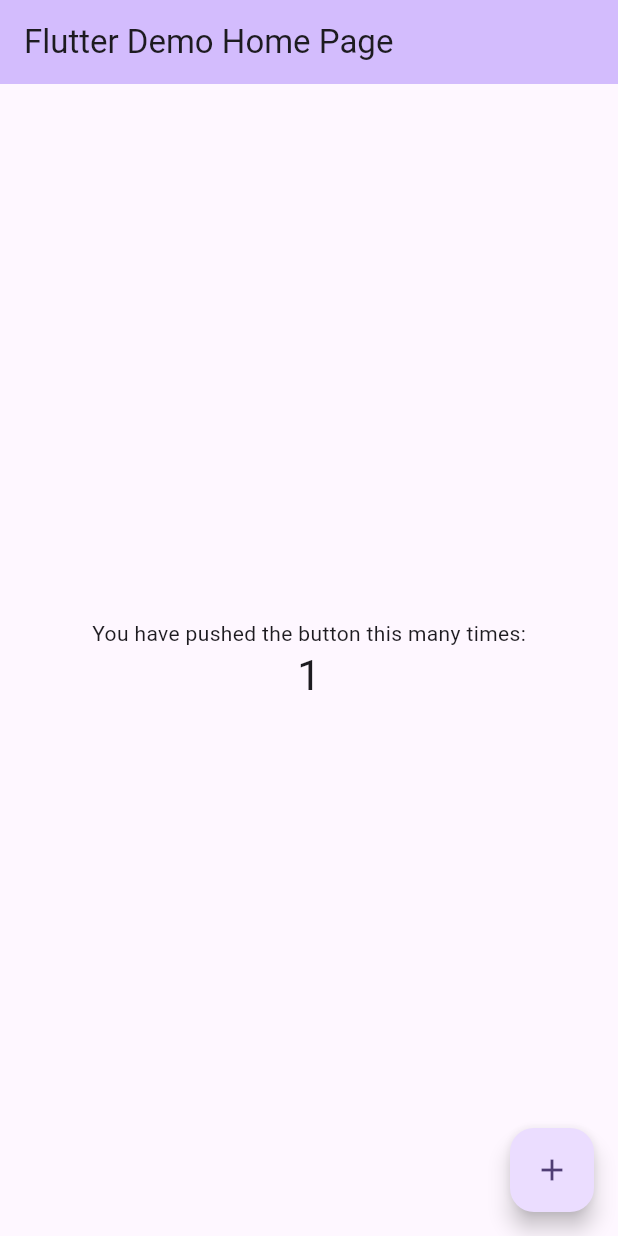
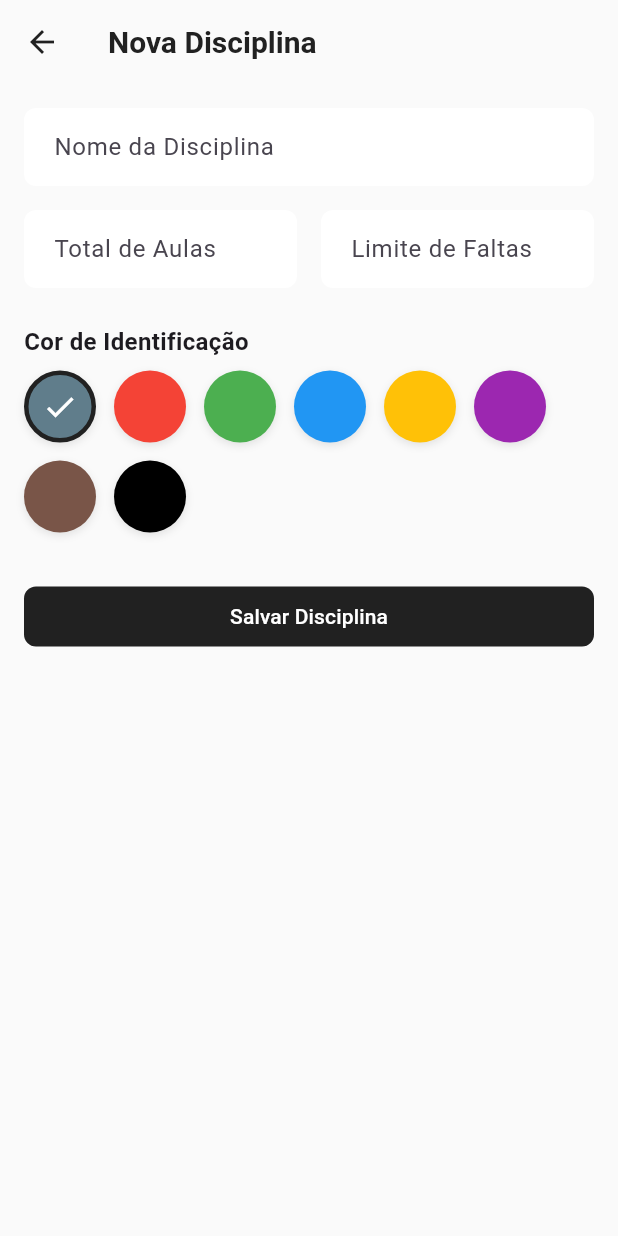
Before and after one commit to haoramos/faltei-app, a Flutter app: the screen it shows after launch, after a tap on the "add" icon, on a phone screen of 412 x 824 dp. Run offline on Flutter 3.47's test engine with Material 3 defaults, Android fonts, the phone set to English and light mode, and no system bars; our stand-ins replace sqflite_common_ffi; accounts and stored records are empty.

Commit message:
feat: Introduce `Disciplina` registration screen, viewmodel, and unit tests.

```diff
--- a/lib/main.dart
+++ b/lib/main.dart
@@ -1,11 +1,16 @@
 import 'package:flutter/material.dart';
 import 'package:provider/provider.dart';
 import 'package:faltei/viewmodels/app_viewmodel.dart';
+import 'package:faltei/viewmodels/disciplina_viewmodel.dart';
+import 'package:faltei/views/disciplina_registration_screen.dart';
 
 void main() {
   runApp(
     MultiProvider(
-      providers: [ChangeNotifierProvider(create: (_) => AppViewModel())],
+      providers: [
+        ChangeNotifierProvider(create: (_) => AppViewModel()),
+        ChangeNotifierProvider(create: (_) => DisciplinaViewModel()),
+      ],
       child: const MyApp(),
     ),
   );
@@ -20,22 +25,40 @@ class MyApp extends StatelessWidget {
     return MaterialApp(
       title: 'Faltei',
       theme: ThemeData(
-        // This is the theme of your application.
-        //
-        // TRY THIS: Try running your application with "flutter run". You'll see
-        // the application has a purple toolbar. Then, without quitting the app,
-        // try changing the seedColor in the colorScheme below to Colors.green
-        // and then invoke "hot reload" (save your changes or press the "hot
-        // reload" button in a Flutter-supported IDE, or press "r" if you used
-        // the command line to start the app).
-        //
-        // Notice that the counter didn't reset back to zero; the application
-        // state is not lost during the reload. To reset the state, use hot
-        // restart instead.
-        //
-        // This works for code too, not just values: Most code changes can be
-        // tested with just a hot reload.
-        colorScheme: .fromSeed(seedColor: Colors.deepPurple),
+        primarySwatch: Colors.blueGrey,
+        scaffoldBackgroundColor: Colors.grey[50],
+        appBarTheme: AppBarTheme(
+          backgroundColor: Colors.transparent,
+          elevation: 0,
+          iconTheme: IconThemeData(color: Colors.grey[900]),
+          titleTextStyle: TextStyle(
+            color: Colors.grey[900],
+            fontSize: 20,
+            fontWeight: FontWeight.bold,
+          ),
+        ),
+        elevatedButtonTheme: ElevatedButtonThemeData(
+          style: ElevatedButton.styleFrom(
+            backgroundColor: Colors.grey[900],
+            foregroundColor: Colors.white,
+            elevation: 0,
+            shape: RoundedRectangleBorder(
+              borderRadius: BorderRadius.circular(8),
+            ),
+          ),
+        ),
+        inputDecorationTheme: InputDecorationTheme(
+          filled: true,
+          fillColor: Colors.white,
+          border: OutlineInputBorder(
+            borderRadius: BorderRadius.circular(8),
+            borderSide: BorderSide.none,
+          ),
+          contentPadding: const EdgeInsets.symmetric(
+            horizontal: 16,
+            vertical: 14,
+          ),
+        ),
       ),
       home: const MyHomePage(title: 'Flutter Demo Home Page'),
     );
@@ -61,25 +84,12 @@ class MyHomePage extends StatefulWidget {
 }
 
 class _MyHomePageState extends State<MyHomePage> {
-  int _counter = 0;
-
   @override
   void initState() {
     super.initState();
     // Initialize the app (and database)
     WidgetsBinding.instance.addPostFrameCallback((_) {
       context.read<AppViewModel>().initialize();
-    });
-  }
-
-  void _incrementCounter() {
-    setState(() {
-      // This call to setState tells the Flutter framework that something has
-      // changed in this State, which causes it to rerun the build method below
-      // so that the display can reflect the updated values. If we changed
-      // _counter without calling setState(), then the build method would not be
-      // called again, and so nothing would appear to happen.
-      _counter++;
     });
   }
 
@@ -96,7 +106,6 @@ class _MyHomePageState extends State<MyHomePage> {
         // TRY THIS: Try changing the color here to a specific color (to
         // Colors.amber, perhaps?) and trigger a hot reload to see the AppBar
         // change color while the other colors stay the same.
-        backgroundColor: Theme.of(context).colorScheme.inversePrimary,
         // Here we take the value from the MyHomePage object that was created by
         // the App.build method, and use it to set our appbar title.
         title: Text(widget.title),
@@ -118,20 +127,24 @@ class _MyHomePageState extends State<MyHomePage> {
           // TRY THIS: Invoke "debug painting" (choose the "Toggle Debug Paint"
           // action in the IDE, or press "p" in the console), to see the
           // wireframe for each widget.
-          mainAxisAlignment: .center,
-          children: [
-            const Text('You have pushed the button this many times:'),
-            Text(
-              '$_counter',
-              style: Theme.of(context).textTheme.headlineMedium,
-            ),
+          mainAxisAlignment: MainAxisAlignment.center,
+          children: const <Widget>[
+            Text('Toque no + para adicionar uma disciplina'),
           ],
         ),
       ),
       floatingActionButton: FloatingActionButton(
-        onPressed: _incrementCounter,
-        tooltip: 'Increment',
-        child: const Icon(Icons.add),
+        onPressed: () {
+          Navigator.push(
+            context,
+            MaterialPageRoute(
+              builder: (context) => const DisciplinaRegistrationScreen(),
+            ),
+          );
+        },
+        tooltip: 'Adicionar Disciplina',
+        backgroundColor: Colors.grey[900],
+        child: const Icon(Icons.add, color: Colors.white),
       ),
     );
   }
--- /dev/null
+++ b/lib/viewmodels/disciplina_viewmodel.dart
@@ -0,0 +1,72 @@
+import 'package:faltei/models/disciplina.dart';
+import 'package:faltei/services/database_service.dart';
+import 'package:flutter/material.dart';
+
+class DisciplinaViewModel extends ChangeNotifier {
+  final DatabaseService _databaseService;
+
+  // Dependency injection for easier testing
+  DisciplinaViewModel({DatabaseService? databaseService})
+    : _databaseService = databaseService ?? DatabaseService();
+
+  List<Disciplina> _disciplinas = [];
+  bool _isLoading = false;
+  String? _error;
+
+  List<Disciplina> get disciplinas => _disciplinas;
+  bool get isLoading => _isLoading;
+  String? get error => _error;
+
+  Future<void> loadDisciplinas() async {
+    _setLoading(true);
+    try {
+      _disciplinas = await _databaseService.getDisciplinas();
+      _error = null;
+    } catch (e) {
+      _error = 'Erro ao carregar disciplinas: $e';
+    } finally {
+      _setLoading(false);
+    }
+  }
+
+  Future<void> addDisciplina(Disciplina disciplina) async {
+    _setLoading(true);
+    try {
+      await _databaseService.insertDisciplina(disciplina);
+      await loadDisciplinas(); // Reload list
+      _error = null;
+    } catch (e) {
+      _error = 'Erro ao adicionar disciplina: $e';
+      _setLoading(false);
+    }
+  }
+
+  Future<void> updateDisciplina(Disciplina disciplina) async {
+    _setLoading(true);
+    try {
+      await _databaseService.updateDisciplina(disciplina);
+      await loadDisciplinas(); // Reload list
+      _error = null;
+    } catch (e) {
+      _error = 'Erro ao atualizar disciplina: $e';
+      _setLoading(false);
+    }
+  }
+
+  Future<void> deleteDisciplina(int id) async {
+    _setLoading(true);
+    try {
+      await _databaseService.deleteDisciplina(id);
+      await loadDisciplinas(); // Reload list
+      _error = null;
+    } catch (e) {
+      _error = 'Erro ao deletar disciplina: $e';
+      _setLoading(false);
+    }
+  }
+
+  void _setLoading(bool value) {
+    _isLoading = value;
+    notifyListeners();
+  }
+}
--- /dev/null
+++ b/lib/views/disciplina_registration_screen.dart
@@ -0,0 +1,193 @@
+import 'package:faltei/models/disciplina.dart';
+import 'package:faltei/viewmodels/disciplina_viewmodel.dart';
+import 'package:flutter/material.dart';
+import 'package:provider/provider.dart';
+
+class DisciplinaRegistrationScreen extends StatefulWidget {
+  const DisciplinaRegistrationScreen({super.key});
+
+  @override
+  State<DisciplinaRegistrationScreen> createState() =>
+      _DisciplinaRegistrationScreenState();
+}
+
+class _DisciplinaRegistrationScreenState
+    extends State<DisciplinaRegistrationScreen> {
+  final _formKey = GlobalKey<FormState>();
+  final _nomeController = TextEditingController();
+  final _aulasController = TextEditingController();
+  final _faltasController = TextEditingController();
+
+  String _selectedColor = '#607D8B'; // Default BlueGrey
+
+  final List<String> _colors = [
+    '#607D8B', // BlueGrey
+    '#F44336', // Red
+    '#4CAF50', // Green
+    '#2196F3', // Blue
+    '#FFC107', // Amber
+    '#9C27B0', // Purple
+    '#795548', // Brown
+    '#000000', // Black
+  ];
+
+  @override
+  void dispose() {
+    _nomeController.dispose();
+    _aulasController.dispose();
+    _faltasController.dispose();
+    super.dispose();
+  }
+
+  Future<void> _saveDisciplina() async {
+    if (_formKey.currentState!.validate()) {
+      final disciplina = Disciplina(
+        nome: _nomeController.text,
+        totalAulas: int.parse(_aulasController.text),
+        limiteFaltas: int.parse(_faltasController.text),
+        cor: _selectedColor,
+      );
+
+      final viewModel = context.read<DisciplinaViewModel>();
+      await viewModel.addDisciplina(disciplina);
+
+      if (!mounted) return;
+
+      if (viewModel.error != null) {
+        ScaffoldMessenger.of(
+          context,
+        ).showSnackBar(SnackBar(content: Text(viewModel.error!)));
+      } else {
+        ScaffoldMessenger.of(context).showSnackBar(
+          const SnackBar(content: Text('Disciplina cadastrada com sucesso!')),
+        );
+        Navigator.pop(context);
+      }
+    }
+  }
+
+  @override
+  Widget build(BuildContext context) {
+    return Scaffold(
+      appBar: AppBar(title: const Text('Nova Disciplina')),
+      body: SingleChildScrollView(
+        padding: const EdgeInsets.all(16.0),
+        child: Form(
+          key: _formKey,
+          child: Column(
+            crossAxisAlignment: CrossAxisAlignment.stretch,
+            children: [
+              TextFormField(
+                controller: _nomeController,
+                decoration: const InputDecoration(
+                  labelText: 'Nome da Disciplina',
+                ),
+                validator: (value) {
+                  if (value == null || value.isEmpty) {
+                    return 'Por favor, insira o nome';
+                  }
+                  return null;
+                },
+              ),
+              const SizedBox(height: 16),
+              Row(
+                children: [
+                  Expanded(
+                    child: TextFormField(
+                      controller: _aulasController,
+                      decoration: const InputDecoration(
+                        labelText: 'Total de Aulas',
+                      ),
+                      keyboardType: TextInputType.number,
+                      validator: (value) {
+                        if (value == null || value.isEmpty) {
+                          return 'Obrigatório';
+                        }
+                        if (int.tryParse(value) == null) {
+                          return 'Inválido';
+                        }
+                        return null;
+                      },
+                    ),
+                  ),
+                  const SizedBox(width: 16),
+                  Expanded(
+                    child: TextFormField(
+                      controller: _faltasController,
+                      decoration: const InputDecoration(
+                        labelText: 'Limite de Faltas',
+                      ),
+                      keyboardType: TextInputType.number,
+                      validator: (value) {
+                        if (value == null || value.isEmpty) {
+                          return 'Obrigatório';
+                        }
+                        if (int.tryParse(value) == null) {
+                          return 'Inválido';
+                        }
+                        return null;
+                      },
+                    ),
+                  ),
+                ],
+              ),
+              const SizedBox(height: 24),
+              const Text(
+                'Cor de Identificação',
+                style: TextStyle(fontSize: 16, fontWeight: FontWeight.bold),
+              ),
+              const SizedBox(height: 8),
+              Wrap(
+                spacing: 12,
+                runSpacing: 12,
+                children: _colors.map((colorHex) {
+                  final color = Color(
+                    int.parse(colorHex.replaceAll('#', '0xFF')),
+                  );
+                  final isSelected = _selectedColor == colorHex;
+                  return GestureDetector(
+                    onTap: () {
+                      setState(() {
+                        _selectedColor = colorHex;
+                      });
+                    },
+                    child: Container(
+                      width: 48,
+                      height: 48,
+                      decoration: BoxDecoration(
+                        color: color,
+                        shape: BoxShape.circle,
+                        border: isSelected
+                            ? Border.all(color: Colors.grey[900]!, width: 3)
+                            : null,
+                        boxShadow: [
+                          BoxShadow(
+                            color: Colors.black.withValues(alpha: 0.1),
+                            blurRadius: 4,
+                            offset: const Offset(0, 2),
+                          ),
+                        ],
+                      ),
+                      child: isSelected
+                          ? const Icon(Icons.check, color: Colors.white)
+                          : null,
+                    ),
+                  );
+                }).toList(),
+              ),
+              const SizedBox(height: 32),
+              ElevatedButton(
+                onPressed: context.watch<DisciplinaViewModel>().isLoading
+                    ? null
+                    : _saveDisciplina,
+                child: context.watch<DisciplinaViewModel>().isLoading
+                    ? const CircularProgressIndicator(color: Colors.white)
+                    : const Text('Salvar Disciplina'),
+              ),
+            ],
+          ),
+        ),
+      ),
+    );
+  }
+}
```
Also changed, not shown: 1 other file.
